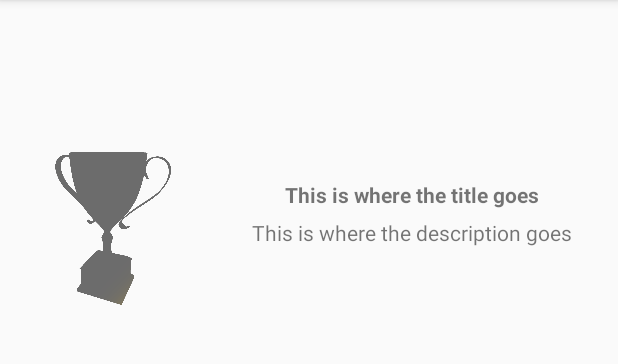
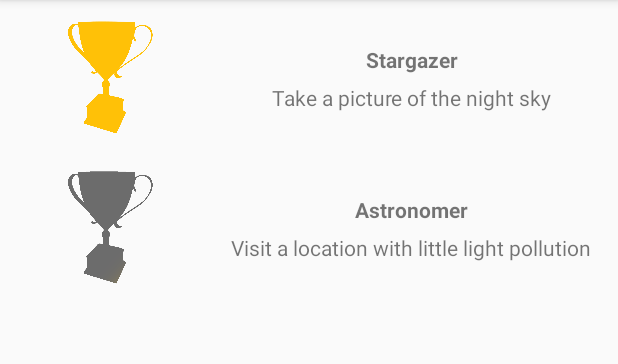
Before and after one commit to georgecodesdev/skylite, an Android app: the screen it shows after launch (MainActivity before the commit, ActivityTrophy after it), on a phone screen of 412 x 824 dp, the part 84-448 px from its top. Run offline under Robolectric (Android 15) with nearby library versions, the phone set to English and light mode, and no system bars.

Commit message:
Basic trophyScreen implemented
Still needs the following:
- Integration with backend
- Topbar customization

```diff
--- a/app/src/main/AndroidManifest.xml
+++ b/app/src/main/AndroidManifest.xml
@@ -9,6 +9,7 @@
         android:roundIcon="@mipmap/ic_launcher_round"
         android:supportsRtl="true"
         android:theme="@style/AppTheme">
+        <activity android:name=".Activities.ActivityTrophy"></activity>
         <activity android:name=".MainActivity">
             <intent-filter>
                 <action android:name="android.intent.action.MAIN" />
--- /dev/null
+++ b/app/src/main/java/com/example/skylite/Activities/ActivityTrophy.java
@@ -0,0 +1,39 @@
+package com.example.skylite.Activities;
+
+import androidx.appcompat.app.AppCompatActivity;
+import android.os.Bundle;
+
+import com.example.skylite.Fragments.FragmentTrophy;
+import com.example.skylite.R;
+
+public class ActivityTrophy extends AppCompatActivity {
+
+    // The Fragments we are looking for are going to be defined here
+    private FragmentTrophy stargazer;
+    private FragmentTrophy astronomer;
+
+    @Override
+    protected void onCreate(Bundle savedInstanceState) {
+        super.onCreate(savedInstanceState);
+        setContentView(R.layout.activity_trophy);
+    }
+
+    @Override
+    public void onStart() {
+        super.onStart();
+        getFragments();
+        setFragmentAttributes();
+    }
+
+    // gets the UI elements and maps them to the private variables
+    private void getFragments(){
+        stargazer = (FragmentTrophy) getSupportFragmentManager().findFragmentById(R.id.starTrophy);
+        astronomer = (FragmentTrophy) getSupportFragmentManager().findFragmentById(R.id.astronomerTrophy);
+    }
+
+    private void setFragmentAttributes(){
+        stargazer.setIdentifiers("stargazer", true);
+        astronomer.setIdentifiers("astronomer", false);
+    }
+
+}
--- a/app/src/main/java/com/example/skylite/Fragments/FragmentTrophy.java
+++ b/app/src/main/java/com/example/skylite/Fragments/FragmentTrophy.java
@@ -29,13 +29,16 @@ public class FragmentTrophy extends Fragment {
     private TextView description;
     private TextView title;
     private ImageView trophyImage;
+    private String identifier;
 
     public FragmentTrophy() {
         // Required empty public constructor
     }
 
-    public FragmentTrophy(boolean hasCompleted){
-        hasCompletedTrophy = hasCompleted;
+    public void setIdentifiers(String identifier, boolean hasCompletedTrophy){
+        this.hasCompletedTrophy = hasCompletedTrophy;
+        this.identifier = identifier;
+        toggleCompletion(this.hasCompletedTrophy);
     }
 
     @Override
@@ -84,6 +87,14 @@ public class FragmentTrophy extends Fragment {
         else trophyImage.setImageDrawable(uncompletedTrophy);
     }
 
+    public String getIdentifier(){
+        return identifier;
+    }
+
+    public boolean getTroophyCompletion(){
+        return hasCompletedTrophy;
+    }
+
     // gets the UI elements and maps them to the private variables
     private void mapUIElementsByID(){
         description = getView().findViewById(R.id.description);
--- a/app/src/main/java/com/example/skylite/MainActivity.java
+++ b/app/src/main/java/com/example/skylite/MainActivity.java
@@ -2,7 +2,10 @@ package com.example.skylite;
 
 import androidx.appcompat.app.AppCompatActivity;
 
+import android.content.Intent;
 import android.os.Bundle;
+
+import com.example.skylite.Activities.ActivityTrophy;
 
 public class MainActivity extends AppCompatActivity {
 
@@ -10,5 +13,11 @@ public class MainActivity extends AppCompatActivity {
     protected void onCreate(Bundle savedInstanceState) {
         super.onCreate(savedInstanceState);
         setContentView(R.layout.activity_main);
+        switchToTrophyActivity();
+    }
+
+    private void switchToTrophyActivity(){
+        Intent intent = new Intent(this, ActivityTrophy.class);
+        startActivity(intent);
     }
 }
--- a/app/src/main/res/layout/activity_main.xml
+++ b/app/src/main/res/layout/activity_main.xml
@@ -6,12 +6,9 @@
     android:layout_height="match_parent"
     tools:context="com.example.skylite.MainActivity">
 
-    <fragment
-        android:id="@+id/trophyFragment"
-        android:name="com.example.skylite.Fragments.FragmentTrophy"
-        android:layout_width="fill_parent"
-        android:layout_height="fill_parent"
-        custom:TrophyTitle = "This is where the title goes"
-        custom:TrophyDescription="This is where the description goes" />
+    <TextView
+        android:layout_width="match_parent"
+        android:layout_height="match_parent"
+        android:text="this will get replaced with home screen" />
 
 </RelativeLayout>
--- /dev/null
+++ b/app/src/main/res/layout/activity_trophy.xml
@@ -0,0 +1,30 @@
+<?xml version="1.0" encoding="utf-8"?>
+<RelativeLayout xmlns:android="http://schemas.android.com/apk/res/android"
+    xmlns:tools="http://schemas.android.com/tools"
+    xmlns:custom="http://schemas.android.com/apk/res-auto"
+    android:layout_width="match_parent"
+    android:layout_height="match_parent"
+    tools:context="com.example.skylite.Activities.ActivityTrophy">
+
+    <LinearLayout
+        android:layout_width="fill_parent"
+        android:layout_height="fill_parent"
+        android:orientation="vertical">
+        <fragment
+            android:layout_width="fill_parent"
+            android:layout_height="100dp"
+            android:id="@+id/starTrophy"
+            android:name="com.example.skylite.Fragments.FragmentTrophy"
+            custom:TrophyTitle = "Stargazer"
+            custom:TrophyDescription="Take a picture of the night sky" />
+
+        <fragment
+            android:layout_width="fill_parent"
+            android:layout_height="100dp"
+            android:id="@+id/astronomerTrophy"
+            android:name="com.example.skylite.Fragments.FragmentTrophy"
+            custom:TrophyTitle = "Astronomer"
+            custom:TrophyDescription="Visit a location with little light pollution" />
+    </LinearLayout>
+
+</RelativeLayout>
--- a/app/src/main/res/layout/fragment_trophy.xml
+++ b/app/src/main/res/layout/fragment_trophy.xml
@@ -1,8 +1,8 @@
 <?xml version="1.0" encoding="utf-8"?>
 <FrameLayout xmlns:android="http://schemas.android.com/apk/res/android"
     xmlns:tools="http://schemas.android.com/tools"
-    android:layout_width="match_parent"
-    android:layout_height="match_parent"
+    android:layout_width="fill_parent"
+    android:layout_height="200dp"
     tools:context="com.example.skylite.Fragments.FragmentTrophy">
 
     <RelativeLayout
@@ -14,14 +14,14 @@
             android:layout_height="wrap_content">
             <ImageView
                 android:layout_width="300dp"
-                android:layout_height="300dp"
+                android:layout_height="fill_parent"
                 android:id="@+id/trophyImage"
                 android:layout_gravity="left"
                 android:layout_weight="0.6" />
 
             <LinearLayout
                 android:layout_width="match_parent"
-                android:layout_height="300dp"
+                android:layout_height="fill_parent"
                 android:layout_gravity="right"
                 android:orientation="vertical"
                 android:layout_centerInParent="true"
@@ -32,7 +32,7 @@
                     android:layout_width="fill_parent"
                     android:layout_height="20dp"
                     android:gravity="center"
-                    android:layout_marginTop="120dp"/>
+                    android:layout_marginTop="30dp"/>
 
                 <TextView
                     android:id="@+id/description"
```
